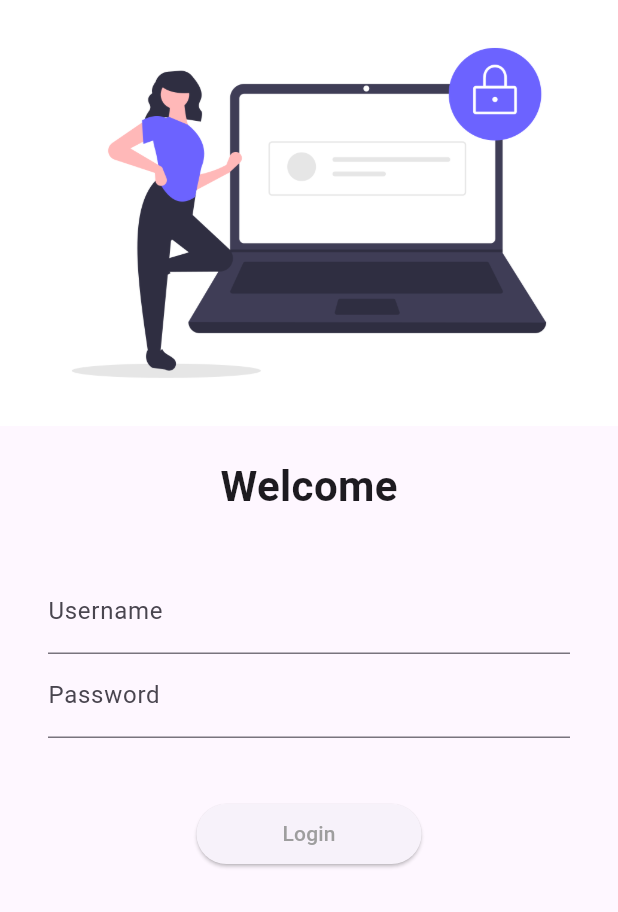
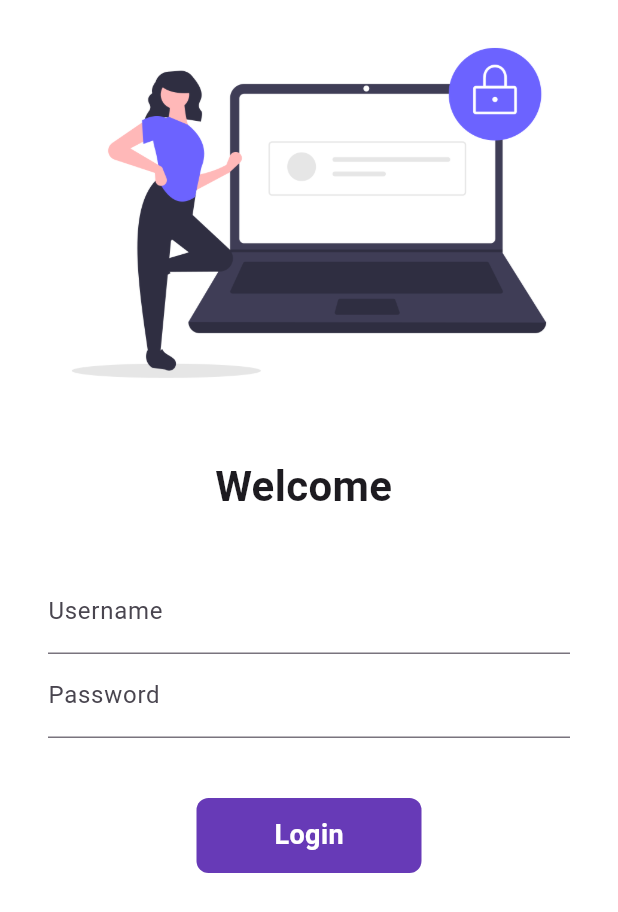
Before and after one commit to naolleg/gebeya_app, a Flutter app: the screen it shows after launch, on a phone screen of 412 x 824 dp. Shown: the top 912 px of the screen. Run offline on Flutter 3.47's test engine with Material 3 defaults, Android fonts, the phone set to English and light mode, and no system bars.

Commit message:
state made to a login page to reflect username in real time and an animated inkwell for the login button

```diff
--- a/lib/pages/login.dart
+++ b/lib/pages/login.dart
@@ -1,20 +1,20 @@
-// ignore_for_file: prefer_const_literals_to_create_immutables, prefer_const_constructors
-
 import 'package:flutter/material.dart';
-import '../utils/route.dart';
+import 'package:gebeya_app/utils/route.dart';
 
 class Login extends StatefulWidget {
-  const Login({super.key});
-
   @override
-  State<Login> createState() => _LoginState();
+  _LoginState createState() => _LoginState();
 }
 
 class _LoginState extends State<Login> {
+  String name = "";
+  bool changeButton = false;
+
   @override
   Widget build(BuildContext context) {
-    return Scaffold(
-        body: SingleChildScrollView(
+    return Material(
+        color: Colors.white,
+        child: SingleChildScrollView(
           child: Column(
             children: [
               Image.asset(
@@ -25,7 +25,7 @@ class _LoginState extends State<Login> {
                 height: 20.0,
               ),
               Text(
-            "Welcome",
+                "Welcome $name",
                 style: TextStyle(
                   fontSize: 28,
                   fontWeight: FontWeight.bold,
@@ -35,8 +35,8 @@ class _LoginState extends State<Login> {
                 height: 20.0,
               ),
               Padding(
-            padding:
-                const EdgeInsets.symmetric(vertical: 16.0, horizontal: 32.0),
+                padding: const EdgeInsets.symmetric(
+                    vertical: 16.0, horizontal: 32.0),
                 child: Column(
                   children: [
                     TextFormField(
@@ -44,6 +44,10 @@ class _LoginState extends State<Login> {
                         hintText: "Enter username",
                         labelText: "Username",
                       ),
+                      onChanged: (value) {
+                        name = value;
+                        setState(() {});
+                      },
                     ),
                     TextFormField(
                       obscureText: true,
@@ -55,17 +59,47 @@ class _LoginState extends State<Login> {
                     SizedBox(
                       height: 40.0,
                     ),
-                ElevatedButton(
-                  child: Text(
-                    "Login",
-                    style: TextStyle(color: Colors.grey),
-                  ),
-                  style: TextButton.styleFrom(
-                      minimumSize: Size(150, 40), iconColor: Colors.black),
-                  onPressed: () {
+
+                    InkWell(
+                      onTap: () async {
+                        setState(() {
+                          changeButton = true;
+                        });
+                        await Future.delayed(Duration(seconds: 1));
                         Navigator.pushNamed(context, myRoute.homeroute);
                       },
+                      child: AnimatedContainer(
+                        duration: Duration(seconds: 1),
+                        width: changeButton ? 50 : 150,
+                        height: 50,
+                        alignment: Alignment.center,
+                        child: changeButton
+                            ? Icon(
+                                Icons.done,
+                                color: Colors.white,
                               )
+                            : Text(
+                                "Login",
+                                style: TextStyle(
+                                    color: Colors.white,
+                                    fontWeight: FontWeight.bold,
+                                    fontSize: 18),
+                              ),
+                        decoration: BoxDecoration(
+                          color: Colors.deepPurple,
+                          borderRadius:
+                              BorderRadius.circular(changeButton ? 50 : 8),
+                        ),
+                      ),
+                    ),
+
+                    // ElevatedButton(
+                    //   child: Text("Login"),
+                    //   style: TextButton.styleFrom(minimumSize: Size(150, 40)),
+                    //   onPressed: () {
+                    //     Navigator.pushNamed(context, MyRoutes.homeRoute);
+                    //   },
+                    // )
                   ],
                 ),
               )
```
Lines whose indentation alone changed are shown as unchanged.
